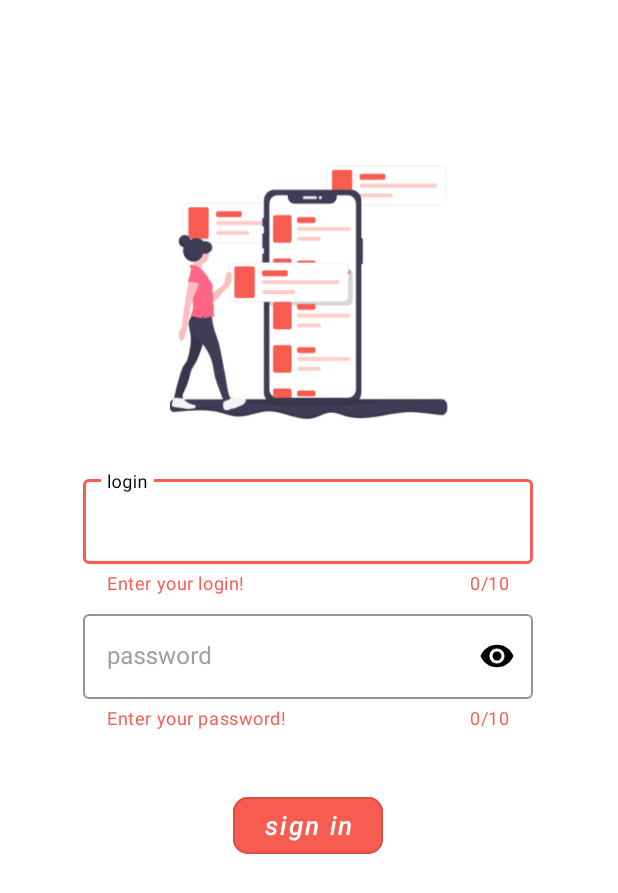
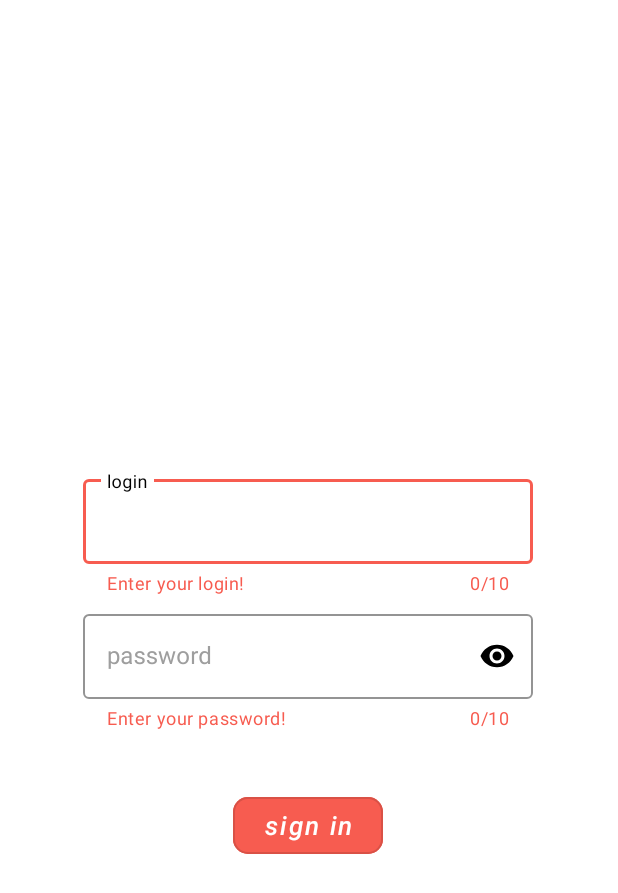
Before and after one commit to Nestearovich/Project, an Android app: the layout fragment_login.xml on its own in the app's theme, with its tools: preview values and no code run, on a phone screen of 412 x 824 dp. Shown: the top 893 px of the screen. Run offline under Robolectric (Android 15) with nearby library versions, the phone set to English and light mode, and no system bars.

Commit message:
add favorite,login

```diff
--- a/app/src/main/res/layout/activity_splash_sreen.xml
+++ b/app/src/main/res/layout/activity_splash_sreen.xml
@@ -4,11 +4,11 @@
     xmlns:tools="http://schemas.android.com/tools"
     android:layout_width="match_parent"
     android:layout_height="match_parent"
-    android:background="@android:color/darker_gray"
+    android:background="@color/helperText"
     tools:context=".presentation.view.SplashSreen">
 
 
-    <TextView
+    <com.google.android.material.textview.MaterialTextView
         android:id="@+id/textView2"
         android:layout_width="365dp"
         android:layout_height="123dp"
--- a/app/src/main/res/layout/fragment_login.xml
+++ b/app/src/main/res/layout/fragment_login.xml
@@ -6,26 +6,13 @@
     android:layout_height="match_parent"
     tools:context=".presentation.auth.LoginFragment">
 
-
-    <ImageView
-        android:layout_width="185dp"
-        android:layout_height="170dp"
-        android:background="@drawable/login_image"
-        app:layout_constraintBottom_toTopOf="@+id/layoutName"
-        app:layout_constraintEnd_toEndOf="parent"
-        app:layout_constraintStart_toStartOf="parent"
-        app:layout_constraintTop_toTopOf="parent"
-        app:layout_constraintVertical_bias="0.765"
-        tools:ignore="ContentDescription" />
-
-
     <com.google.android.material.button.MaterialButton
         android:id="@+id/signIn"
         style="@style/Widget.MaterialComponents.Button.OutlinedButton"
         android:layout_width="100dp"
         android:layout_height="50dp"
         android:backgroundTint="@color/helperText"
-        android:text="sign in"
+        android:text="@string/sign_in"
         android:textAllCaps="false"
         android:textColor="@color/white"
         android:textSize="17sp"
--- a/app/src/main/res/layout/item_section.xml
+++ b/app/src/main/res/layout/item_section.xml
@@ -13,7 +13,7 @@
         android:layout_width="match_parent"
         android:layout_height="wrap_content">
 
-        <TextView
+        <com.google.android.material.textview.MaterialTextView
             android:id="@+id/textView"
             android:layout_width="208dp"
             android:layout_height="54dp"
--- a/app/src/main/res/layout/news_item_layout.xml
+++ b/app/src/main/res/layout/news_item_layout.xml
@@ -13,7 +13,7 @@
         android:layout_margin="5dp"
        >
 
-        <TextView
+        <com.google.android.material.textview.MaterialTextView
             android:id="@+id/tv_abstract"
             android:layout_width="394dp"
             android:layout_height="66dp"
@@ -25,7 +25,7 @@
             app:layout_constraintStart_toStartOf="parent"
             app:layout_constraintTop_toTopOf="parent" />
 
-        <TextView
+        <com.google.android.material.textview.MaterialTextView
             android:id="@+id/tv_date"
             android:layout_width="wrap_content"
             android:layout_height="wrap_content"
@@ -38,7 +38,7 @@
             app:layout_constraintTop_toTopOf="parent"
             app:layout_constraintVertical_bias="0.925" />
 
-        <TextView
+        <com.google.android.material.textview.MaterialTextView
             android:id="@+id/tv_title"
             android:layout_width="291dp"
             android:layout_height="56dp"
--- a/app/src/main/res/values/strings.xml
+++ b/app/src/main/res/values/strings.xml
@@ -11,4 +11,5 @@
     <string name="invalid_username">Login invalid!</string>
     <string name="invalid_password">Password invalid!</string>
     <string name="log_out">Log out</string>
+    <string name="sign_in">sign in</string>
 </resources>
```
Also changed, not shown: app/src/main/res/layout/item_favorite.xml (+5 -5 lines), app/src/main/res/drawable/login_image.png (deleted).
